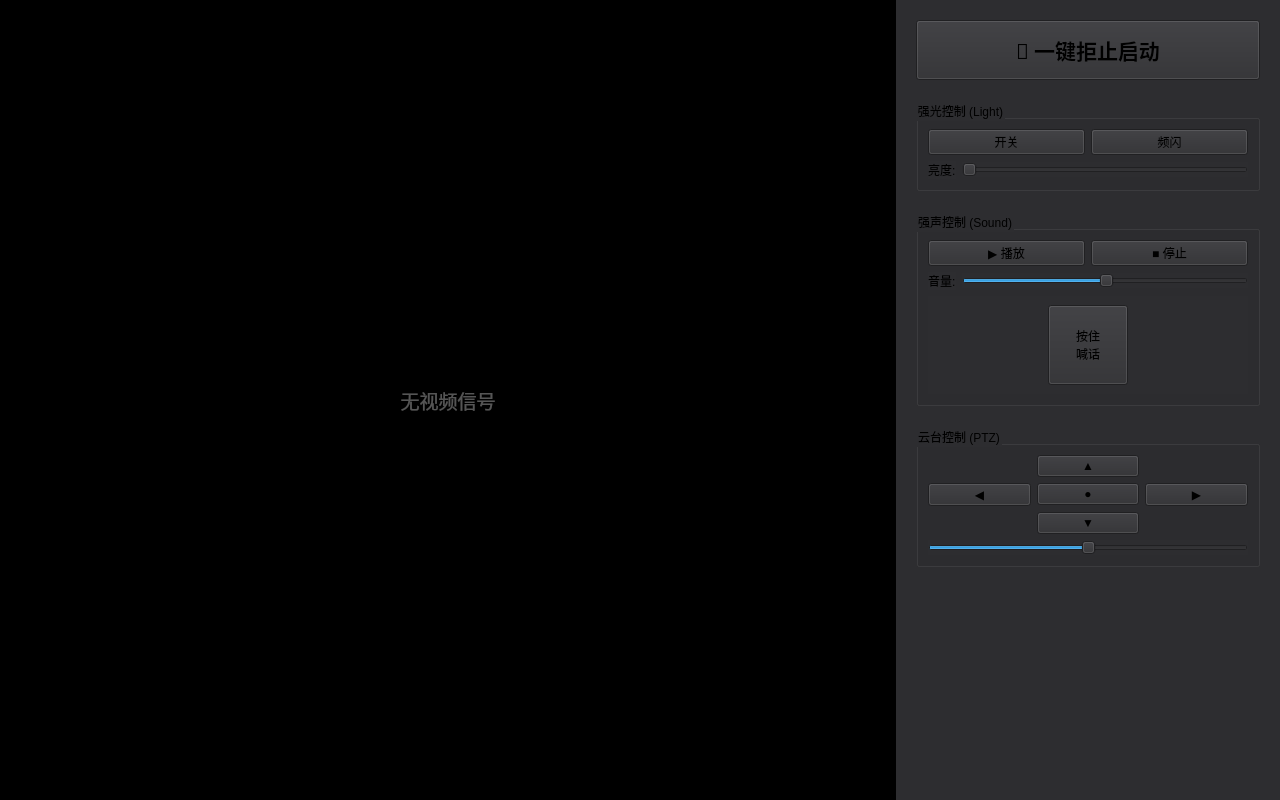
Before: the Qt Designer form mainwindow.ui in Bastian611/EchoControl_Demo, drawn with Qt 5.
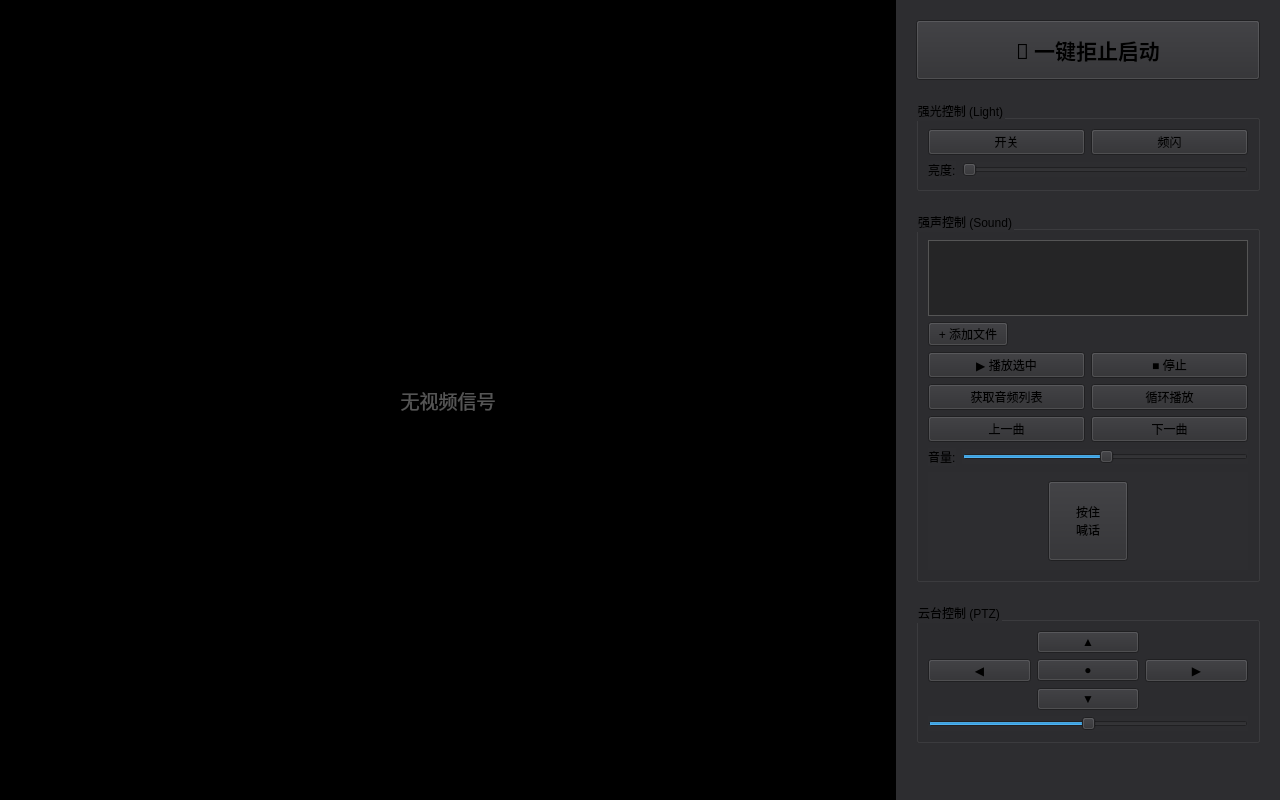
After: the same form once the commit is applied.

The edit to the form file:
```diff
--- a/mainwindow.ui
+++ b/mainwindow.ui
@@ -178,21 +178,92 @@
          </property>
          <layout class="QVBoxLayout" name="verticalLayout_3">
           <item>
-           <layout class="QHBoxLayout" name="horizontalLayout_3">
+           <widget class="QListWidget" name="listAudioFiles">
+            <property name="maximumSize">
+             <size>
+              <width>16777215</width>
+              <height>80</height>
+             </size>
+            </property>
+            <property name="styleSheet">
+             <string notr="true">background-color: #252526; border: 1px solid #555;</string>
+            </property>
+           </widget>
+          </item>
+          <item>
+           <layout class="QHBoxLayout" name="horizontalLayout_AddFile">
             <item>
-             <widget class="QPushButton" name="btnPlay">
+             <widget class="QPushButton" name="btnAddFile">
+              <property name="maximumSize">
+               <size>
+                <width>80</width>
+                <height>24</height>
+               </size>
+              </property>
               <property name="text">
-               <string>▶ 播放</string>
+               <string>+ 添加文件</string>
               </property>
              </widget>
             </item>
             <item>
+             <spacer name="horizontalSpacer_3">
+              <property name="orientation">
+               <enum>Qt::Horizontal</enum>
+              </property>
+              <property name="sizeHint" stdset="0">
+               <size>
+                <width>40</width>
+                <height>20</height>
+               </size>
+              </property>
+             </spacer>
+            </item>
+           </layout>
+          </item>
+          <item>
+           <layout class="QGridLayout" name="gridLayout_3">
+            <item row="0" column="0">
+             <widget class="QPushButton" name="btnPlay">
+              <property name="text">
+               <string>▶ 播放选中</string>
+              </property>
+             </widget>
+            </item>
+            <item row="1" column="1">
+             <widget class="QPushButton" name="btnPlay">
+              <property name="text">
+               <string>循环播放</string>
+              </property>
+             </widget>
+            </item>
+            <item row="0" column="1">
              <widget class="QPushButton" name="btnStop">
               <property name="text">
                <string>■ 停止</string>
               </property>
              </widget>
             </item>
+            <item row="1" column="0">
+             <widget class="QPushButton" name="btnPlay">
+              <property name="text">
+               <string>获取音频列表</string>
+              </property>
+             </widget>
+            </item>
+            <item row="2" column="0">
+             <widget class="QPushButton" name="btnPlay">
+              <property name="text">
+               <string>上一曲</string>
+              </property>
+             </widget>
+            </item>
+            <item row="2" column="1">
+             <widget class="QPushButton" name="btnPlay">
+              <property name="text">
+               <string>下一曲</string>
+              </property>
+             </widget>
+            </item>
            </layout>
           </item>
           <item>
@@ -240,12 +311,6 @@
                  <height>80</height>
                 </size>
                </property>
-               <property name="maximumSize">
-                <size>
-                 <width>80</width>
-                 <height>80</height>
-                </size>
-               </property>
                <property name="text">
                 <string>按住
 喊话</string>
```
Left out of the diff: 15 changed lines with no effect on the pictures.
